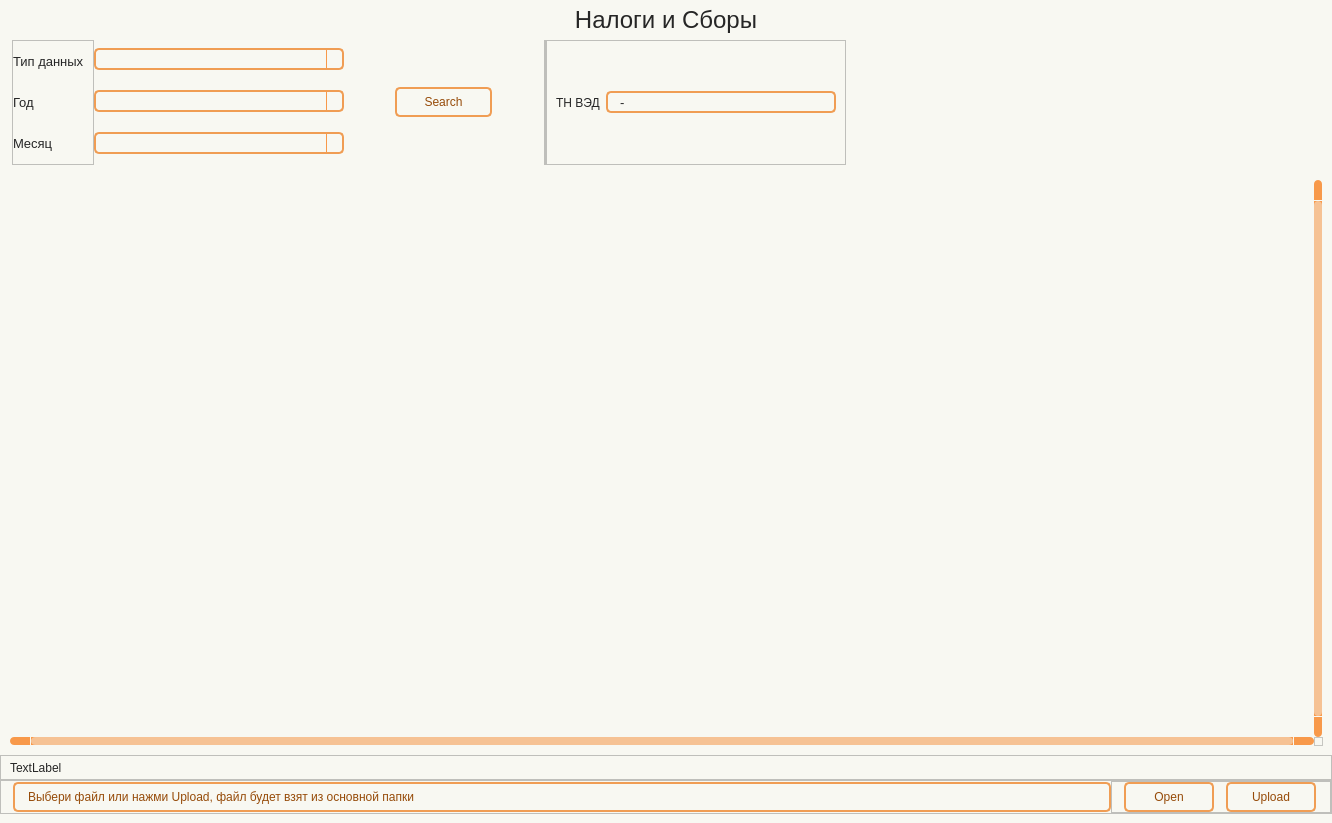
Above: wind/pages/taxfees.ui from Masik84/Daily_Report_QT before the change. Below: the same form after it.
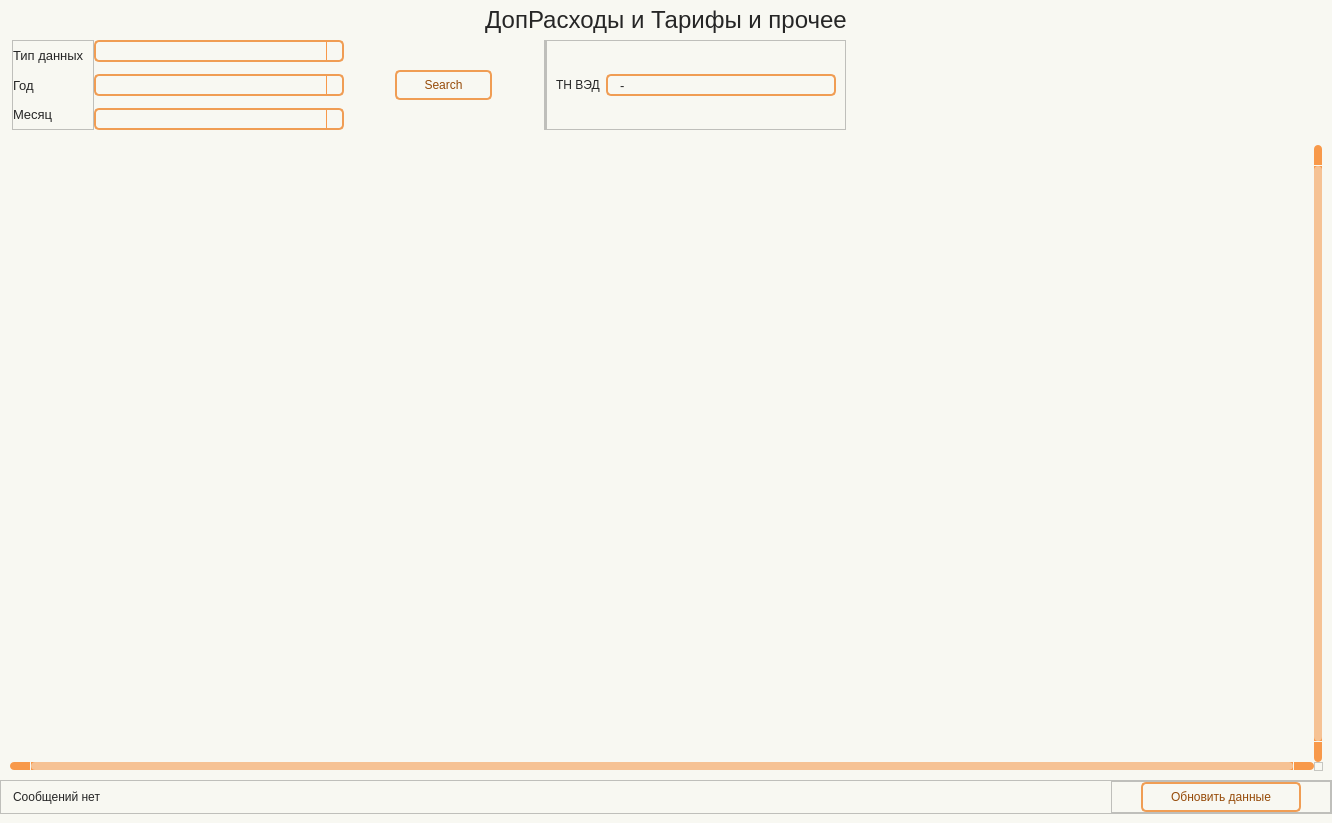
That is the form after the change. Icons and pictures are not drawn.

Diff of the .ui file:
```diff
--- a/wind/pages/taxfees.ui
+++ b/wind/pages/taxfees.ui
@@ -456,7 +456,7 @@
          <enum>Qt::LayoutDirection::LeftToRight</enum>
         </property>
         <property name="text">
-         <string>Налоги и Сборы</string>
+         <string>ДопРасходы и Тарифы и прочее</string>
         </property>
         <property name="alignment">
          <set>Qt::AlignmentFlag::AlignCenter</set>
@@ -468,7 +468,7 @@
         <property name="minimumSize">
          <size>
           <width>0</width>
-          <height>130</height>
+          <height>0</height>
          </size>
         </property>
         <property name="maximumSize">
@@ -582,12 +582,12 @@
            <property name="minimumSize">
             <size>
              <width>250</width>
-             <height>120</height>
+             <height>70</height>
             </size>
            </property>
            <property name="maximumSize">
             <size>
-             <width>300</width>
+             <width>70</width>
              <height>16777215</height>
             </size>
            </property>
@@ -784,7 +784,7 @@
            <property name="minimumSize">
             <size>
              <width>250</width>
-             <height>120</height>
+             <height>0</height>
             </size>
            </property>
            <property name="maximumSize">
@@ -914,40 +914,6 @@
         </attribute>
        </widget>
       </item>
-      <item>
-       <widget class="QFrame" name="frame_4">
-        <property name="minimumSize">
-         <size>
-          <width>0</width>
-          <height>25</height>
-         </size>
-        </property>
-        <property name="frameShape">
-         <enum>QFrame::Shape::StyledPanel</enum>
-        </property>
-        <property name="frameShadow">
-         <enum>QFrame::Shadow::Raised</enum>
-        </property>
-        <layout class="QHBoxLayout" name="horizontalLayout_4">
-         <property name="spacing">
-          <number>0</number>
-         </property>
-         <property name="topMargin">
-          <number>0</number>
-         </property>
-         <property name="bottomMargin">
-          <number>0</number>
-         </property>
-         <item>
-          <widget class="QLabel" name="label_msg">
-           <property name="text">
-            <string>TextLabel</string>
-           </property>
-          </widget>
-         </item>
-        </layout>
-       </widget>
-      </item>
       <item>
        <widget class="QFrame" name="frame_9">
         <property name="frameShape">
@@ -973,31 +939,9 @@
           <number>0</number>
          </property>
          <item>
-          <widget class="QLabel" name="label_tax_File">
-           <property name="minimumSize">
-            <size>
-             <width>0</width>
-             <height>30</height>
-            </size>
-           </property>
-           <property name="maximumSize">
-            <size>
-             <width>16777215</width>
-             <height>30</height>
-            </size>
-           </property>
-           <property name="styleSheet">
-            <string notr="true">QLabel {
-	background-color: #f8f8f2;
-	border-radius: 5px;
-	border: 2px solid #f09d54;
-	padding-left: 10px;
-	color: #964b09;
-	font: 10pt &quot;Tahoma&quot;;
-}</string>
-           </property>
+          <widget class="QLabel" name="label_msg">
            <property name="text">
-            <string>Выбери файл или нажми Upload, файл будет взят из основной папки</string>
+            <string>Сообщений нет</string>
            </property>
           </widget>
          </item>
@@ -1037,29 +981,6 @@
             <property name="bottomMargin">
              <number>0</number>
             </property>
-            <item>
-             <widget class="QPushButton" name="btn_open_file">
-              <property name="minimumSize">
-               <size>
-                <width>90</width>
-                <height>30</height>
-               </size>
-              </property>
-              <property name="maximumSize">
-               <size>
-                <width>90</width>
-                <height>16777215</height>
-               </size>
-              </property>
-              <property name="text">
-               <string>Open</string>
-              </property>
-              <property name="icon">
-               <iconset resource="../resource.qrc">
-                <normaloff>:/icon/icon/folder — копия — копия.svg</normaloff>:/icon/icon/folder — копия — копия.svg</iconset>
-              </property>
-             </widget>
-            </item>
             <item>
              <widget class="QPushButton" name="btn_upload_file">
               <property name="minimumSize">
@@ -1070,12 +991,12 @@
               </property>
               <property name="maximumSize">
                <size>
-                <width>90</width>
+                <width>160</width>
                 <height>16777215</height>
                </size>
               </property>
               <property name="text">
-               <string>Upload</string>
+               <string>Обновить данные</string>
               </property>
               <property name="icon">
                <iconset resource="../resource.qrc">
```
Left out of the diff: 2 changed lines with no effect on the pictures.
